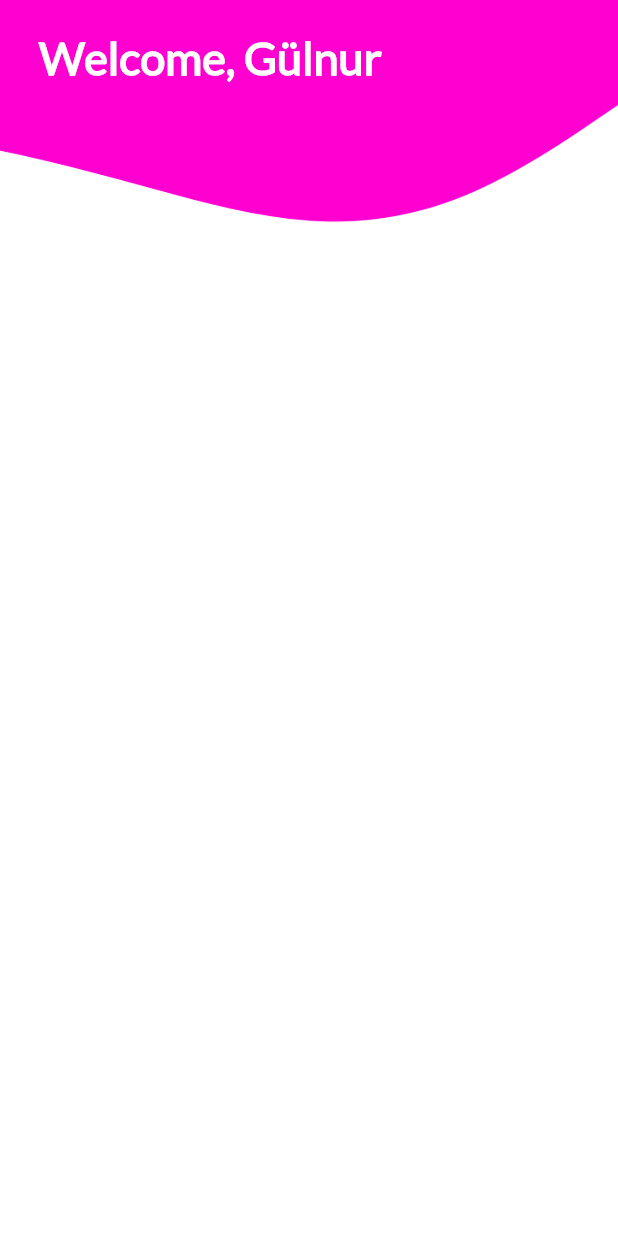
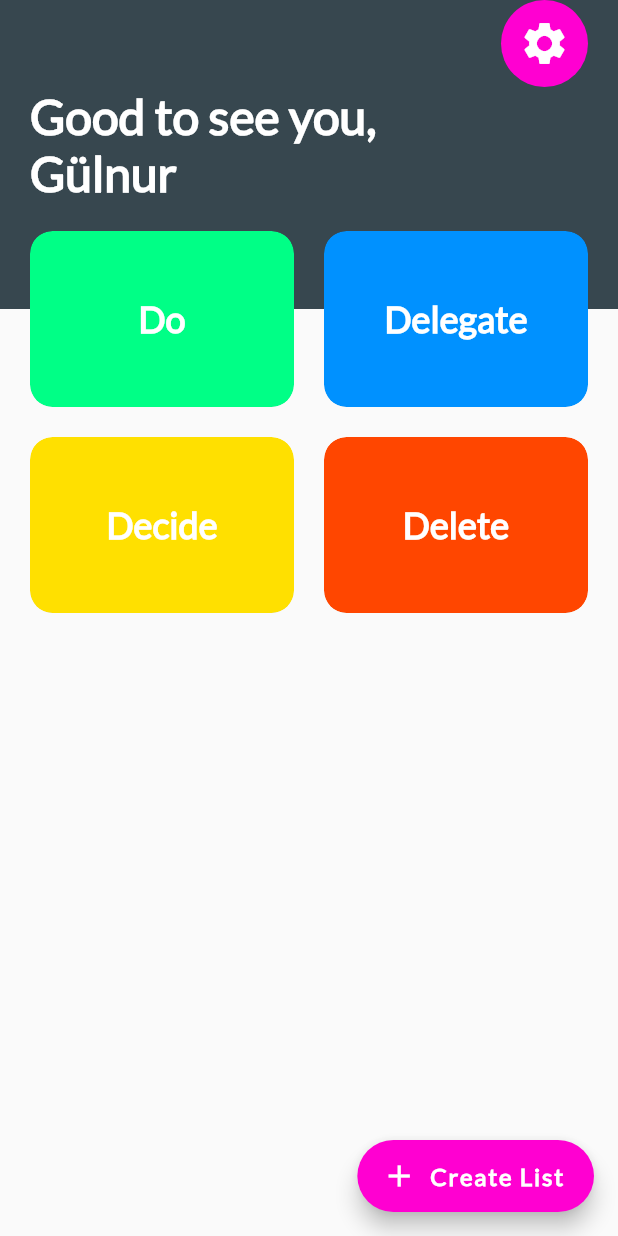
Before and after one commit to gulnurumur/antnote, a Flutter app: the Home screen opened directly, on a phone screen of 412 x 824 dp. Run offline on Flutter 3.47's test engine with Material 2 defaults, Android fonts, the phone set to English and light mode, and no system bars.

Commit message:
create homepage

```diff
--- a/lib/home.dart
+++ b/lib/home.dart
@@ -1,4 +1,5 @@
 import 'package:flutter/material.dart';
+import 'package:heisenboxapp/widgets/category_card.dart';
 
 class HomePage extends StatelessWidget {
   @override
@@ -10,51 +11,108 @@ class HomePage extends StatelessWidget {
   }
 }
 
-class Home extends StatefulWidget {
-  @override
-  _HomeState createState() => _HomeState();
-}
-
-class _HomeState extends State<Home> {
-  Color borderColor = Color(0xffff00d1);
+class Home extends StatelessWidget {
   @override
   Widget build(BuildContext context) {
     var size = MediaQuery.of(context).size;
-
     return Scaffold(
-      backgroundColor: Colors.white,
-      appBar: AppBar(
-        backgroundColor: borderColor,
-        elevation: 0,
-        title: Row(
-          children: [
-            Padding(
-              padding: EdgeInsets.only(left: 10, top: 20),
-              child: Text(
-                "Welcome, Gülnur",
-                style: TextStyle(
-                    color: Colors.white,
-                    fontFamily: "Lato",
-                    fontSize: 30,
-                    fontWeight: FontWeight.w900),
-              ),
-            ),
-          ],
-        ),
-      ),
       body: Stack(
         children: [
           Container(
-            height: size.height * .3,
+            height: size.height * .25,
             decoration: BoxDecoration(
-              image: DecorationImage(
-                alignment: Alignment.topCenter,
-                image: AssetImage("assets/images/waves.png"),
+              color: Color(0xff37474f),
+            ),
+          ),
+          SafeArea(
+            child: Padding(
+              padding: const EdgeInsets.symmetric(horizontal: 20),
+              child: Column(
+                crossAxisAlignment: CrossAxisAlignment.start,
+                children: [
+                  Align(
+                    alignment: Alignment.topRight,
+                    child: Container(
+                      alignment: Alignment.center,
+                      height: 58,
+                      width: 58,
+                      decoration: BoxDecoration(
+                        color: Color(0xffff00d1),
+                        shape: BoxShape.circle,
+                      ),
+                      child: IconButton(
+                        icon: Icon(
+                          Icons.settings,
+                          color: Colors.white,
+                        ),
+                        iconSize: 34.0,
+                      ),
+                    ),
+                  ),
+                  Text(
+                    "Good to see you,\nGülnur",
+                    style: TextStyle(
+                        color: Colors.white,
+                        fontFamily: "Lato",
+                        fontSize: 32,
+                        fontWeight: FontWeight.w900),
+                  ),
+                  SizedBox(height: 20),
+                  Expanded(
+                    child: GridView.count(
+                      crossAxisCount: 2,
+                      childAspectRatio: 1.5,
+                      crossAxisSpacing: 20,
+                      mainAxisSpacing: 20,
+                      children: [
+                        CardCategory(
+                          categoryName: "Do",
+                          categoryColor: Color(0xff00ff86),
+                          press: () {
+                            print("Do tıklandı");
+                          },
+                        ),
+                        CardCategory(
+                          categoryName: "Delegate",
+                          categoryColor: Color(0xff0091ff),
+                          press: () {
+                            print("Delagate tıklandı");
+                          },
+                        ),
+                        CardCategory(
+                          categoryName: "Decide",
+                          categoryColor: Color(0xffffe000),
+                          press: () {
+                            print("Decide tıklandı");
+                          },
+                        ),
+                        CardCategory(
+                          categoryName: "Delete",
+                          categoryColor: Color(0xffff4600),
+                          press: () {
+                            print("Delete tıklandı");
+                          },
+                        ),
+                      ],
+                    ),
+                  ),
+                ],
               ),
             ),
           ),
         ],
       ),
+      floatingActionButton: FloatingActionButton.extended(
+        backgroundColor: Color(0xffff00d1),
+        icon: Icon(Icons.add),
+        label: Text(
+          "Create List",
+          style: TextStyle(fontFamily: "Lato", fontWeight: FontWeight.w700,fontSize: 16),
+        ),
+        onPressed: () {
+          print("Category card oluştur");
+        },
+      ),
     );
   }
 }
--- /dev/null
+++ b/lib/widgets/category_card.dart
@@ -0,0 +1,54 @@
+import 'package:flutter/material.dart';
+
+
+class CardCategory extends StatelessWidget {
+  final String categoryName;
+  final Color categoryColor;
+  final Function press;
+  const CardCategory({Key key, this.categoryName, this.categoryColor,this.press})
+      : super(key: key);
+
+  @override
+  Widget build(BuildContext context) {
+    return ClipRRect(
+       borderRadius: BorderRadius.circular(15),
+          child: Container(
+        decoration: BoxDecoration(
+          color: categoryColor,
+          borderRadius: BorderRadius.circular(15),
+          boxShadow: [
+            BoxShadow(
+                offset: Offset(0, 10),
+                blurRadius: 10,
+                spreadRadius: -9,
+                color: Colors.grey)
+          ],
+        ),
+        child: Material(
+          color: Colors.transparent,
+          child: InkWell(
+            onTap: press,
+            child: Padding(
+              padding: const EdgeInsets.all(20.0),
+              child: Column(
+                children: [
+                  Spacer(),
+                  Text(
+                    categoryName,
+                    style: TextStyle(
+                        fontFamily: "Lato",
+                        fontSize: 24,
+                        color: Colors.white,
+                        fontWeight: FontWeight.w700),
+                    textAlign: TextAlign.center,
+                  ),
+                  Spacer(),
+                ],
+              ),
+            ),
+          ),
+        ),
+      ),
+    );
+  }
+}
```
